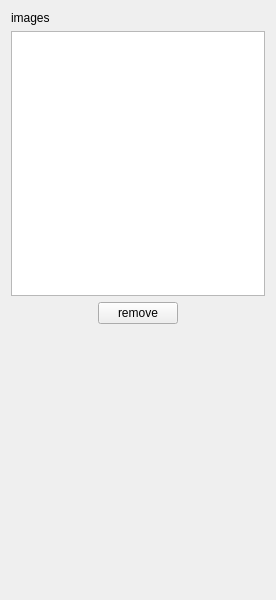
Above: schnapps/plugins/image/image.ui from cgogn/SCHNApps before the change. Below: the same form after it.
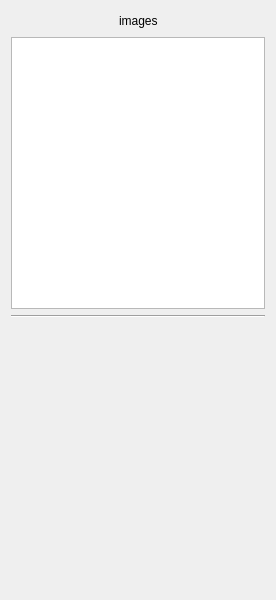
That is the form after the change.

Commit message: Added image to point set topology export.

Diff of the .ui file:
```diff
--- a/schnapps/plugins/image/image.ui
+++ b/schnapps/plugins/image/image.ui
@@ -15,20 +15,10 @@
    <string>Form</string>
   </property>
   <layout class="QVBoxLayout" name="verticalLayout">
-   <item>
-    <widget class="QLabel" name="label">
-     <property name="text">
-      <string>images</string>
-     </property>
-    </widget>
-   </item>
-   <item>
-    <widget class="QListWidget" name="listWidget_images"/>
-   </item>
    <item>
     <layout class="QHBoxLayout" name="horizontalLayout">
      <item>
-      <spacer name="horizontalSpacer_2">
+      <spacer name="horizontalSpacer">
        <property name="orientation">
         <enum>Qt::Horizontal</enum>
        </property>
@@ -41,14 +31,14 @@
       </spacer>
      </item>
      <item>
-      <widget class="QPushButton" name="pushButton_remove">
+      <widget class="QLabel" name="label">
        <property name="text">
-        <string>remove</string>
+        <string>images</string>
        </property>
       </widget>
      </item>
      <item>
-      <spacer name="horizontalSpacer">
+      <spacer name="horizontalSpacer_2">
        <property name="orientation">
         <enum>Qt::Horizontal</enum>
        </property>
@@ -62,6 +52,16 @@
      </item>
     </layout>
    </item>
+   <item>
+    <widget class="QListWidget" name="listWidget_images"/>
+   </item>
+   <item>
+    <widget class="Line" name="line_3">
+     <property name="orientation">
+      <enum>Qt::Horizontal</enum>
+     </property>
+    </widget>
+   </item>
    <item>
     <spacer name="verticalSpacer">
      <property name="orientation">
```
The commit also changes 6 other files.
